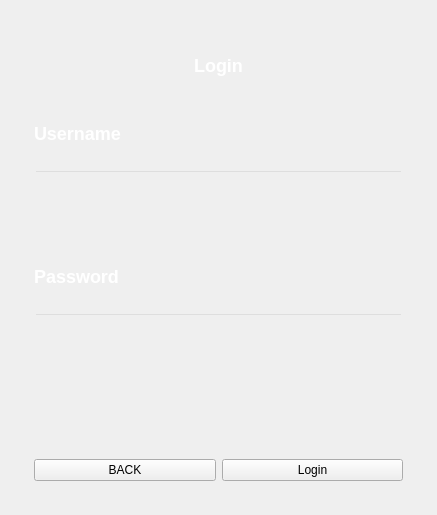
Old version of the form login_signup.ui in the repository OVahidO/Slay_The_Spire.
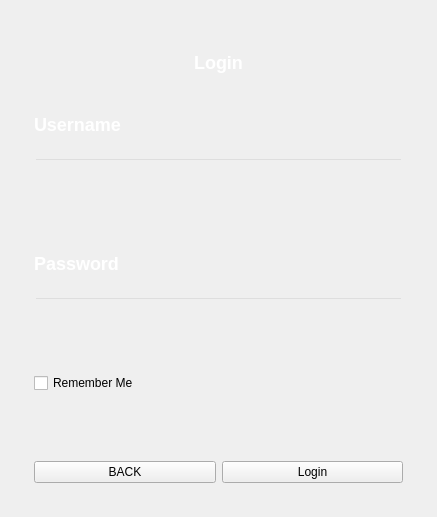
New version of the form. The open tabs and pages were chosen to show the change. Icons and pictures are not drawn.

What changed in the file:
```diff
--- a/login_signup.ui
+++ b/login_signup.ui
@@ -7,7 +7,7 @@
     <x>0</x>
     <y>0</y>
     <width>437</width>
-    <height>515</height>
+    <height>517</height>
    </rect>
   </property>
   <property name="sizePolicy">
@@ -105,7 +105,7 @@
          <property name="minimumSize">
           <size>
            <width>0</width>
-           <height>70</height>
+           <height>71</height>
           </size>
          </property>
          <property name="maximumSize">
@@ -128,7 +128,7 @@
          <property name="minimumSize">
           <size>
            <width>0</width>
-           <height>72</height>
+           <height>70</height>
           </size>
          </property>
          <property name="maximumSize">
@@ -136,6 +136,16 @@
            <width>16777215</width>
            <height>1000</height>
           </size>
+         </property>
+         <property name="echoMode">
+          <enum>QLineEdit::EchoMode::Password</enum>
+         </property>
+        </widget>
+       </item>
+       <item>
+        <widget class="QCheckBox" name="rememberMeCheckBox">
+         <property name="text">
+          <string>Remember Me</string>
          </property>
         </widget>
        </item>
```
Left out of the diff: 6 changed lines with no effect on the pictures.
